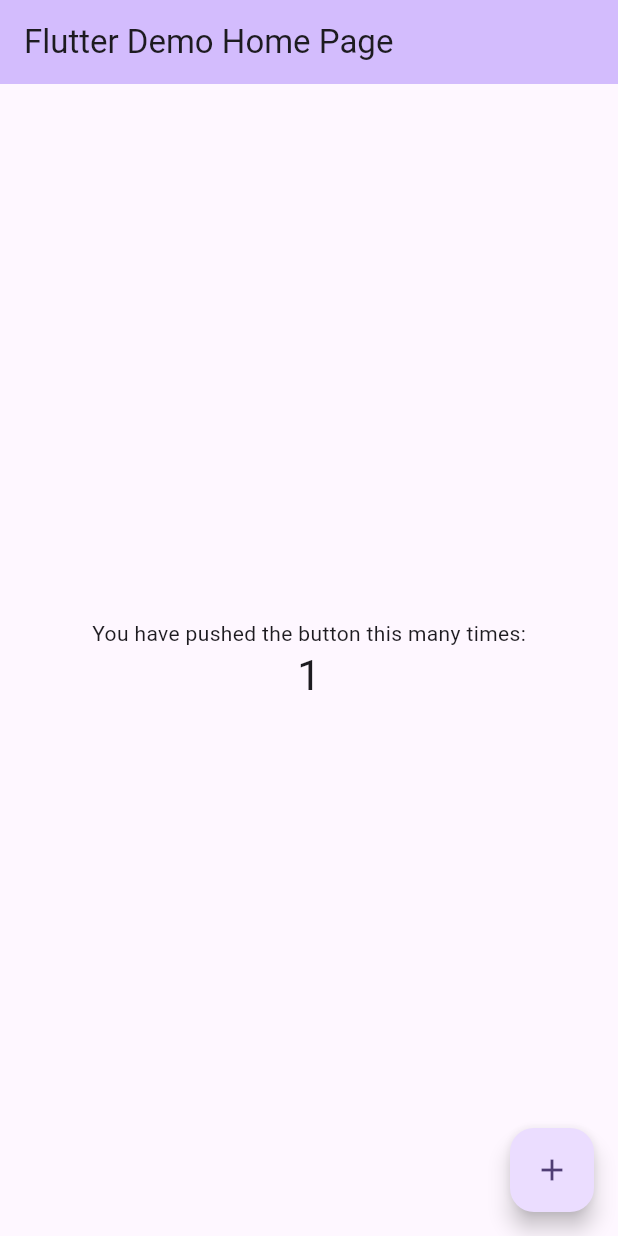
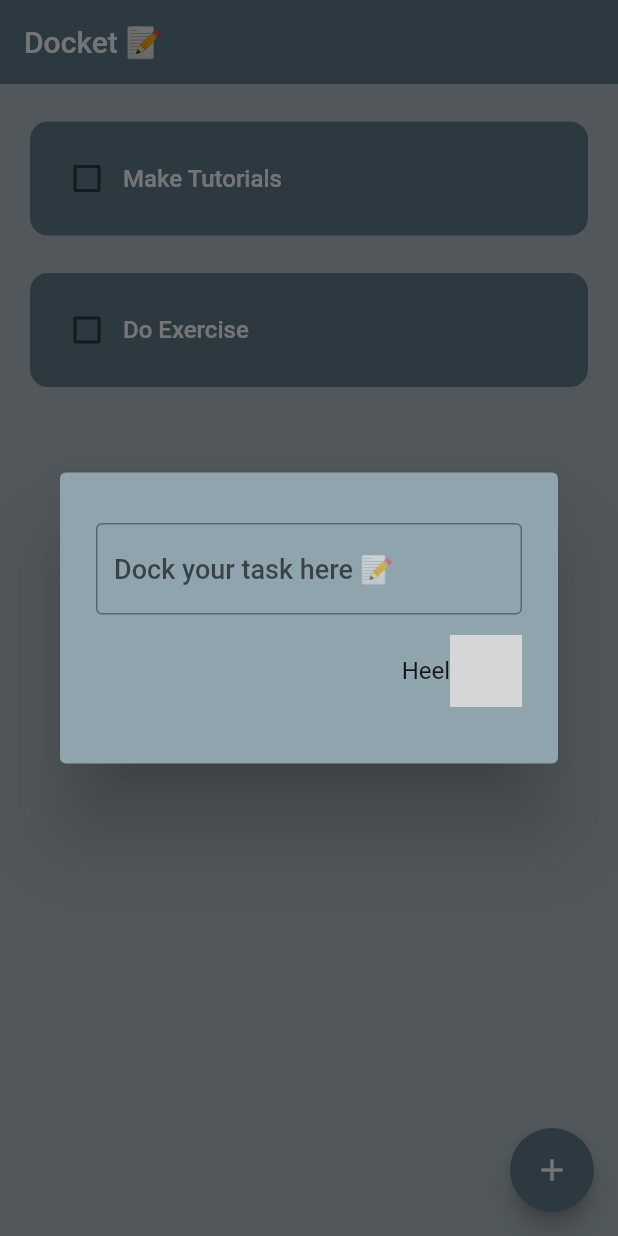
Before and after one commit to priyanshuv-raw/todolist, a Flutter app: the screen it shows after launch, after a tap on the "add" icon, on a phone screen of 412 x 824 dp. Run offline on Flutter 3.47's test engine with Material 2 defaults, Android fonts, the phone set to English and light mode, and no system bars; statements that could not run were skipped; grey boxes are pictures that could not be loaded.

Commit message:
Working on save button of new task

```diff
--- a/lib/main.dart
+++ b/lib/main.dart
@@ -1,4 +1,5 @@
 import 'package:flutter/material.dart';
+import 'screen/home_page.dart';
 
 void main() {
   runApp(const MyApp());
@@ -7,119 +8,12 @@ void main() {
 class MyApp extends StatelessWidget {
   const MyApp({super.key});
 
-  // This widget is the root of your application.
   @override
   Widget build(BuildContext context) {
     return MaterialApp(
-      title: 'Flutter Demo',
-      theme: ThemeData(
-        // This is the theme of your application.
-        //
-        // TRY THIS: Try running your application with "flutter run". You'll see
-        // the application has a blue toolbar. Then, without quitting the app,
-        // try changing the seedColor in the colorScheme below to Colors.green
-        // and then invoke "hot reload" (save your changes or press the "hot
-        // reload" button in a Flutter-supported IDE, or press "r" if you used
-        // the command line to start the app).
-        //
-        // Notice that the counter didn't reset back to zero; the application
-        // state is not lost during the reload. To reset the state, use hot
-        // restart instead.
-        //
-        // This works for code too, not just values: Most code changes can be
-        // tested with just a hot reload.
-        colorScheme: ColorScheme.fromSeed(seedColor: Colors.deepPurple),
-        useMaterial3: true,
-      ),
-      home: const MyHomePage(title: 'Flutter Demo Home Page'),
+      debugShowCheckedModeBanner: false,
+      home: const HomePage(),
+      theme: ThemeData(primarySwatch: Colors.blueGrey),
     );
   }
 }
-
-class MyHomePage extends StatefulWidget {
-  const MyHomePage({super.key, required this.title});
-
-  // This widget is the home page of your application. It is stateful, meaning
-  // that it has a State object (defined below) that contains fields that affect
-  // how it looks.
-
-  // This class is the configuration for the state. It holds the values (in this
-  // case the title) provided by the parent (in this case the App widget) and
-  // used by the build method of the State. Fields in a Widget subclass are
-  // always marked "final".
-
-  final String title;
-
-  @override
-  State<MyHomePage> createState() => _MyHomePageState();
-}
-
-class _MyHomePageState extends State<MyHomePage> {
-  int _counter = 0;
-
-  void _incrementCounter() {
-    setState(() {
-      // This call to setState tells the Flutter framework that something has
-      // changed in this State, which causes it to rerun the build method below
-      // so that the display can reflect the updated values. If we changed
-      // _counter without calling setState(), then the build method would not be
-      // called again, and so nothing would appear to happen.
-      _counter++;
-    });
-  }
-
-  @override
-  Widget build(BuildContext context) {
-    // This method is rerun every time setState is called, for instance as done
-    // by the _incrementCounter method above.
-    //
-    // The Flutter framework has been optimized to make rerunning build methods
-    // fast, so that you can just rebuild anything that needs updating rather
-    // than having to individually change instances of widgets.
-    return Scaffold(
-      appBar: AppBar(
-        // TRY THIS: Try changing the color here to a specific color (to
-        // Colors.amber, perhaps?) and trigger a hot reload to see the AppBar
-        // change color while the other colors stay the same.
-        backgroundColor: Theme.of(context).colorScheme.inversePrimary,
-        // Here we take the value from the MyHomePage object that was created by
-        // the App.build method, and use it to set our appbar title.
-        title: Text(widget.title),
-      ),
-      body: Center(
-        // Center is a layout widget. It takes a single child and positions it
-        // in the middle of the parent.
-        child: Column(
-          // Column is also a layout widget. It takes a list of children and
-          // arranges them vertically. By default, it sizes itself to fit its
-          // children horizontally, and tries to be as tall as its parent.
-          //
-          // Column has various properties to control how it sizes itself and
-          // how it positions its children. Here we use mainAxisAlignment to
-          // center the children vertically; the main axis here is the vertical
-          // axis because Columns are vertical (the cross axis would be
-          // horizontal).
-          //
-          // TRY THIS: Invoke "debug painting" (choose the "Toggle Debug Paint"
-          // action in the IDE, or press "p" in the console), to see the
-          // wireframe for each widget.
-          mainAxisAlignment: MainAxisAlignment.center,
-          children: <Widget>[
-            const Text(
-              'You have pushed the button this many times:',
-            ),
-            Text(
-              '$_counter',
-              style: Theme.of(context).textTheme.headlineMedium,
-            ),
-          ],
-        ),
-      ),
-      floatingActionButton: FloatingActionButton(
-        onPressed: _incrementCounter,
-        tooltip: 'Increment',
-        child: const Icon(Icons.add),
-      ), // This trailing comma makes auto-formatting nicer for build methods.
-    );
-  }
-}
--- /dev/null
+++ b/lib/screen/home_page.dart
@@ -0,0 +1,66 @@
+import 'package:flutter/material.dart';
+import 'package:todolist/util/dialog_box.dart';
+
+import '../util/todo_tile.dart';
+
+class HomePage extends StatefulWidget {
+  const HomePage({super.key});
+
+  @override
+  State<HomePage> createState() => _HomePageState();
+}
+
+class _HomePageState extends State<HomePage> {
+
+  final _controller = TextEditingController();
+
+  List toDoList = [
+    ["Make Tutorials", false],
+    ["Do Exercise", false],
+  ];
+
+  void saveNewTask(){
+    setState(() {
+      toDoList.add([_controller.text,false])
+    });
+  }
+
+  void checkBoxChanged(bool? value, int index) {
+    setState(() {
+      toDoList[index][1] = !toDoList[index][1];
+    });
+  }
+
+  void createNewTask() {
+    showDialog(
+        context: context,
+        builder: (context) {
+          return DialogBox(controller: _controller, onSave: saveNewTask,);
+        }
+      );
+  }
+
+  @override
+  Widget build(BuildContext context) {
+    return Scaffold(
+        backgroundColor: Colors.blueGrey[200],
+        appBar: AppBar(
+          title: const Text('Docket 📝'),
+          elevation: 0,
+        ),
+        floatingActionButton: FloatingActionButton(
+          onPressed: createNewTask,
+          child: const Icon(Icons.add),
+        ),
+        body: ListView.builder(
+          itemCount: toDoList.length,
+          itemBuilder: (context, index) {
+            return ToDoTile(
+              taskName: toDoList[index][0],
+              taskCompleted: toDoList[index][1],
+              onChanged: (value) => checkBoxChanged(value, index),
+            );
+          },
+        ));
+  }
+}
--- /dev/null
+++ b/lib/util/dialog_box.dart
@@ -0,0 +1,42 @@
+import 'package:flutter/material.dart';
+import 'package:todolist/util/my_button.dart';
+
+class DialogBox extends StatelessWidget {
+  final controller;
+  VoidCallback onSave;
+
+
+DialogBox({super.key, required this.controller,required this.onSave});
+
+  @override
+  Widget build(BuildContext context) {
+    return AlertDialog(
+      backgroundColor: Colors.blueGrey[300],
+      content: const SizedBox(
+        height: 150,
+        width: 350,
+        child:
+            Column(mainAxisAlignment: MainAxisAlignment.spaceEvenly, children: [
+          TextField(
+            controller: controller,
+            style: (TextStyle(
+                color: Colors.white,
+                fontSize: 18,
+                fontWeight: FontWeight.w500)),
+            decoration: InputDecoration(
+                border: OutlineInputBorder(),
+                hintText: "Dock your task here 📝"),
+          ),
+          Row(
+            mainAxisAlignment: MainAxisAlignment.end,
+            children: [
+              Text("Heel"),
+              MyButton(text: "Done", onPressed: onSave),
+              //   MyButton(text: "Cancel", onPressed: () {}),
+            ],
+          )
+        ]),
+      ),
+    );
+  }
+}
--- /dev/null
+++ b/lib/util/my_button.dart
@@ -0,0 +1,22 @@
+import 'package:flutter/material.dart';
+
+// ignore: must_be_immutable
+class MyButton extends StatelessWidget {
+  final String text;
+  VoidCallback onPressed;
+
+  MyButton({
+    super.key,
+    required this.text,
+    required this.onPressed,
+  });
+
+  @override
+  Widget build(BuildContext context) {
+    return MaterialButton(
+      onPressed: onPressed,
+      color: Theme.of(context).primaryColor,
+      child: Text(text),
+    );
+  }
+}
--- /dev/null
+++ b/lib/util/todo_tile.dart
@@ -0,0 +1,49 @@
+// ignore_for_file: must_be_immutable
+
+import 'package:flutter/material.dart';
+
+class ToDoTile extends StatelessWidget {
+  final String taskName;
+  final bool taskCompleted;
+  Function(bool?)?onChanged;
+
+
+ToDoTile({
+  super.key,
+  required this.taskName,
+  required this.taskCompleted,
+  required this.onChanged
+});
+
+  @override
+  Widget build(BuildContext context) {
+    return Padding(
+      padding: const EdgeInsets.only(left: 20,right: 20,top: 25),
+      child: Container(
+        padding: const EdgeInsets.all(14),
+        decoration: BoxDecoration(color:Colors.blueGrey,
+        borderRadius: BorderRadius.circular(12)
+        ),
+        child: Row(
+          children: [
+            Checkbox(
+              value: taskCompleted,
+              onChanged: onChanged,
+              activeColor: Color.fromARGB(213, 0, 0, 0),
+              ),
+            Text(taskName,
+              style: TextStyle(
+                decoration: taskCompleted
+                ? TextDecoration.lineThrough
+                : TextDecoration.none,
+                fontWeight: FontWeight.w500,
+                color: Colors.white,
+                fontSize: 16
+              ),
+            ),
+          ],
+        ),
+      ),
+    );
+  }
+}
--- a/pubspec.yaml
+++ b/pubspec.yaml
@@ -2,7 +2,7 @@ name: todolist
 description: A new Flutter project.
 # The following line prevents the package from being accidentally published to
 # pub.dev using `flutter pub publish`. This is preferred for private packages.
-publish_to: 'none' # Remove this line if you wish to publish to pub.dev
+publish_to: "none" # Remove this line if you wish to publish to pub.dev
 
 # The following defines the version and build number for your application.
 # A version number is three numbers separated by dots, like 1.2.43
@@ -19,7 +19,7 @@ publish_to: 'none' # Remove this line if you wish to publish to pub.dev
 version: 1.0.0+1
 
 environment:
-  sdk: '>=3.0.6 <4.0.0'
+  sdk: ">=3.0.6 <4.0.0"
 
 # Dependencies specify other packages that your package needs in order to work.
 # To automatically upgrade your package dependencies to the latest versions
@@ -30,7 +30,6 @@ environment:
 dependencies:
   flutter:
     sdk: flutter
-
 
   # The following adds the Cupertino Icons font to your application.
   # Use with the CupertinoIcons class for iOS style icons.
@@ -52,7 +51,6 @@ dev_dependencies:
 
 # The following section is specific to Flutter packages.
 flutter:
-
   # The following line ensures that the Material Icons font is
   # included with your application, so that you can use the icons in
   # the material Icons class.
```
Also changed, not shown: lib/home_page.dart (deleted).
